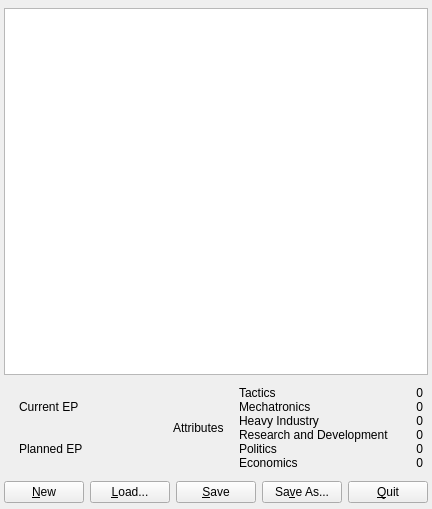
Qt form src/extensionsview.ui (nnemkin/perpetuum-planner) before a commit.
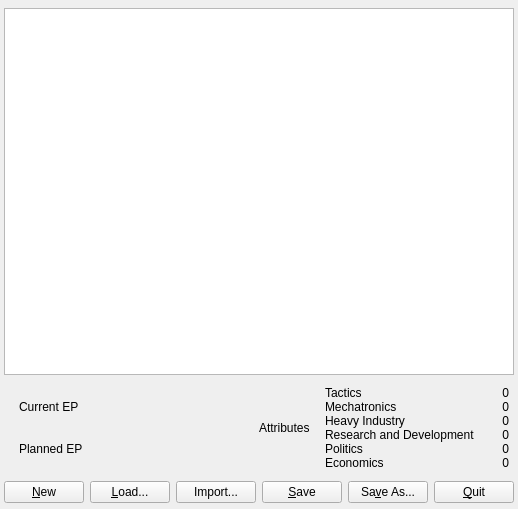
The same form after that commit. Custom widgets are drawn as their Qt base class.

Commit message: Added extension history import from CSV.

Diff of the .ui file:
```diff
--- a/src/extensionsview.ui
+++ b/src/extensionsview.ui
@@ -6,7 +6,7 @@
    <rect>
     <x>0</x>
     <y>0</y>
-    <width>430</width>
+    <width>502</width>
     <height>509</height>
    </rect>
   </property>
@@ -371,6 +371,13 @@
        </property>
       </widget>
      </item>
+     <item>
+      <widget class="QPushButton" name="buttonImport">
+       <property name="text">
+        <string>Import...</string>
+       </property>
+      </widget>
+     </item>
      <item>
       <widget class="QPushButton" name="buttonSave">
        <property name="focusPolicy">
```
Left out of the diff: 24 changed lines with no effect on the pictures. The commit also changes 12 other files.
